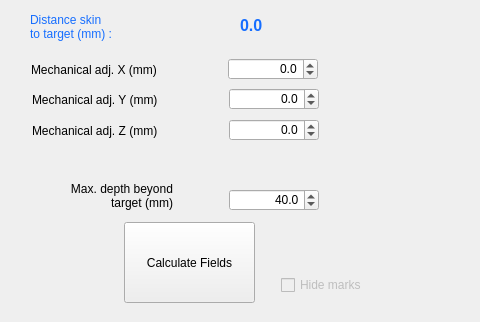
This is BabelBrain/Babel_H317/form.ui in ProteusMRIgHIFU/BabelBrain as Qt 5 draws it before an edit; both pictures show x 0 to 480 and y 151 to 473 of the 1251 by 473 pixel window. The edited form follows.
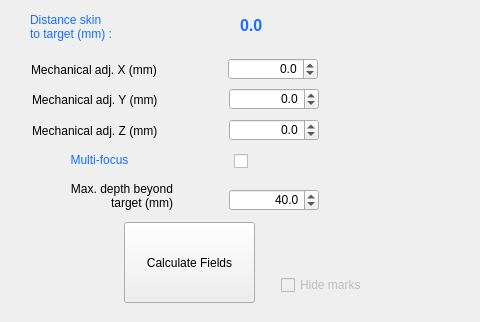
This is the edited form.

Commit message:
Add basic UI elements to enable multifocus
multifocus trajectory to be controlled by user in thermal profile

Diff of the .ui file:
```diff
--- a/BabelBrain/Babel_H317/form.ui
+++ b/BabelBrain/Babel_H317/form.ui
@@ -464,6 +464,46 @@
     <string>Hide marks</string>
    </property>
   </widget>
+  <widget class="QCheckBox" name="MultifocuscheckBox">
+   <property name="geometry">
+    <rect>
+     <x>221</x>
+     <y>302</y>
+     <width>27</width>
+     <height>20</height>
+    </rect>
+   </property>
+   <property name="font">
+    <font>
+     <pointsize>18</pointsize>
+    </font>
+   </property>
+   <property name="layoutDirection">
+    <enum>Qt::RightToLeft</enum>
+   </property>
+   <property name="text">
+    <string/>
+   </property>
+  </widget>
+  <widget class="QLabel" name="MultifocusLabel">
+   <property name="geometry">
+    <rect>
+     <x>28</x>
+     <y>301</y>
+     <width>143</width>
+     <height>20</height>
+    </rect>
+   </property>
+   <property name="styleSheet">
+    <string notr="true">color:rgb(22, 110, 255)</string>
+   </property>
+   <property name="text">
+    <string>Multi-focus</string>
+   </property>
+   <property name="alignment">
+    <set>Qt::AlignCenter</set>
+   </property>
+  </widget>
  </widget>
  <resources/>
  <connections/>
```
The commit also changes 6 other files.
